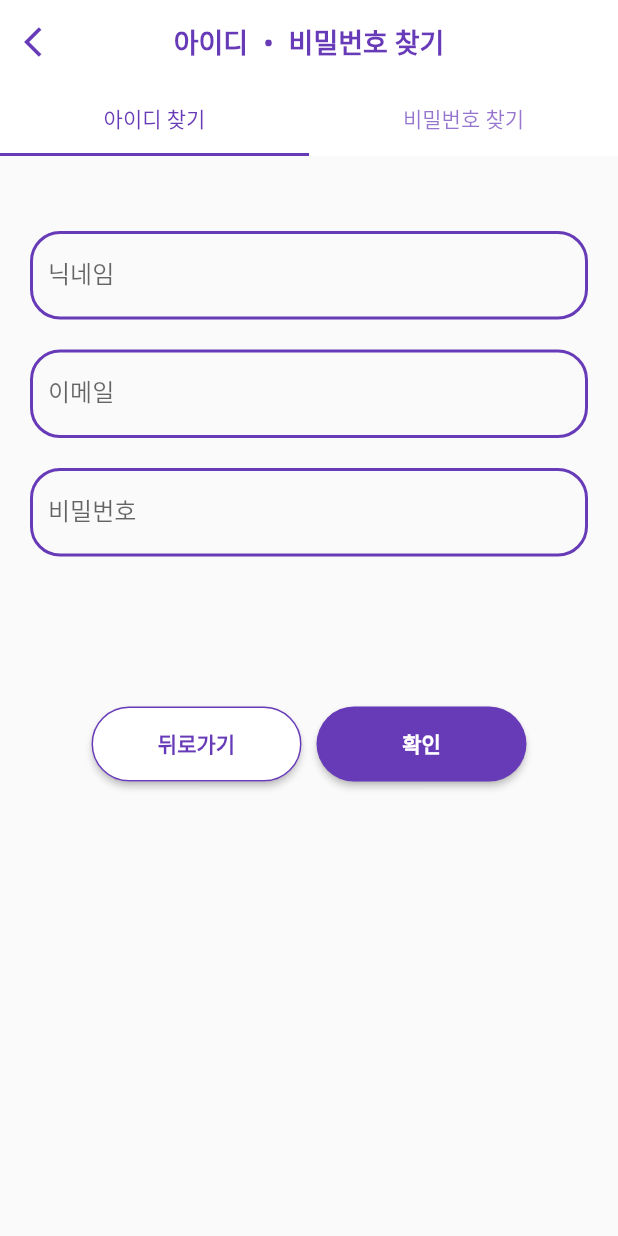
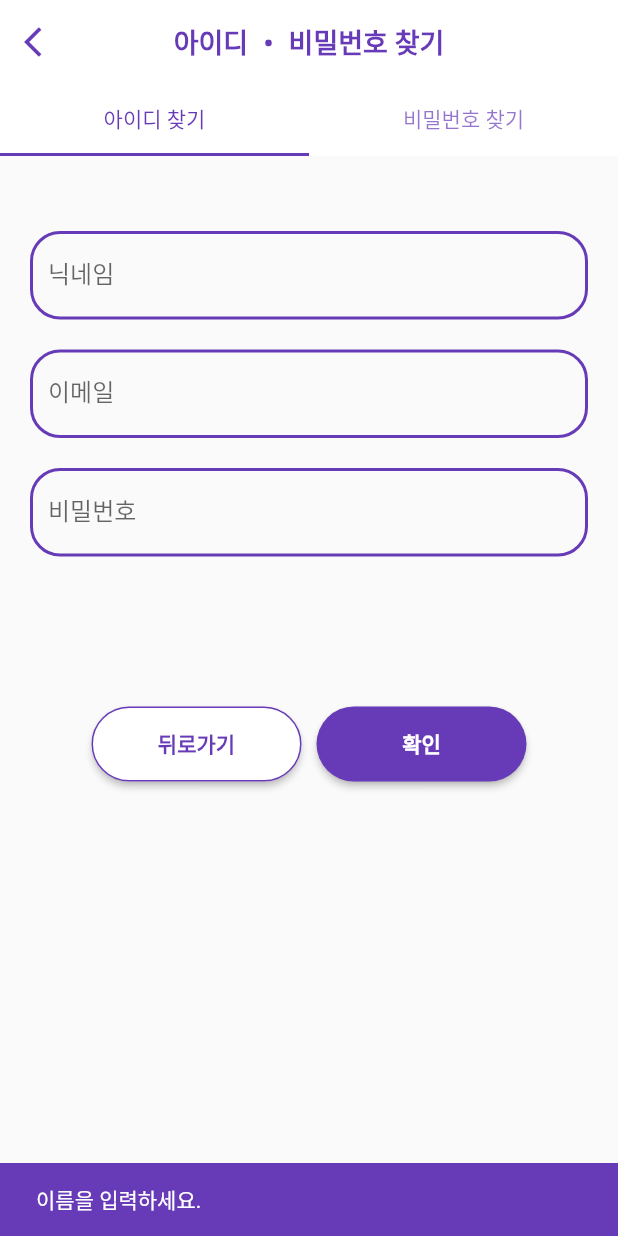
Before and after one commit to monargent0/TJFlutterTeam, a Flutter app: the screen it shows after launch, after a tap on "확인", on a phone screen of 412 x 824 dp. Run offline on Flutter 3.47's test engine with Material 2 defaults, Android fonts, the phone set to English and light mode, and no system bars; our stand-ins replace animated_splash_screen, lottie, video_player, video_player_web.

Commit message:
3차
고고

```diff
--- a/beepbeep_app/lib/login/searchIdPage.dart
+++ b/beepbeep_app/lib/login/searchIdPage.dart
@@ -1,6 +1,7 @@
 import 'dart:convert';
 import 'package:flutter/material.dart';
 import 'package:http/http.dart' as http;
+
 
 class SearchIdPage extends StatefulWidget {
   const SearchIdPage({Key? key}) : super(key: key);
@@ -14,7 +15,12 @@ class _SearchIdPageState extends State<SearchIdPage> {
   late TextEditingController _emailController;
   late TextEditingController _pwController;
 
-  late bool isSearchingId;
+  late String name;
+  late String email;
+  late String pw;
+  late String id;
+
+  late List data;
 
   @override
   void initState() {
@@ -22,7 +28,12 @@ class _SearchIdPageState extends State<SearchIdPage> {
     _emailController = TextEditingController();
     _pwController = TextEditingController();
 
-    isSearchingId = false;
+    name='';
+    email='';
+    pw='';
+    id='';
+
+    data = [];
     super.initState();
   }
 
@@ -164,7 +175,20 @@ class _SearchIdPageState extends State<SearchIdPage> {
                       ),
                     ),
                     onPressed: () {
-                      // searchOk();
+                      if(_nameController.text.trim().isEmpty){
+                        emptyName(context);
+                      }else if(_emailController.text.trim().isEmpty){
+                        emptyEmail(context);
+                      }else if(_pwController.text.trim().isEmpty){
+                        emptyPw(context);
+                      }else{
+                        setState(() {
+                          name = _nameController.text.trim();
+                          email = _emailController.text.trim();
+                          pw = _pwController.text.trim();
+                        });
+                        getJSONData().then((value)=>findIDcheck(context));
+                      }
                     },
                     child: const Text(
                       '확인',
@@ -182,17 +206,90 @@ class _SearchIdPageState extends State<SearchIdPage> {
     );
   }
 
+emptyName(BuildContext context){
+  ScaffoldMessenger.of(context).showSnackBar(
+    const SnackBar(
+      content: Text('이름을 입력하세요.'),
+    duration: Duration(seconds: 2),
+    backgroundColor: Colors.deepPurple,)
+  );
+}
+emptyEmail(BuildContext context){
+  ScaffoldMessenger.of(context).showSnackBar(
+    const SnackBar(
+      content: Text('이메일을 입력하세요.'),
+    duration: Duration(seconds: 2),
+    backgroundColor: Colors.deepPurple,)
+  );
+}
+
+emptyPw(BuildContext context){
+  ScaffoldMessenger.of(context).showSnackBar(
+    const SnackBar(
+      content: Text('비밀번호를 입력하세요.'),
+    duration: Duration(seconds: 2),
+    backgroundColor: Colors.deepPurple,)
+  );
+}
+
   // —Fuction
-  searchOk() async {
-    setState(() {
-      isSearchingId = true;
-    });
+  Future<bool> getJSONData() async {
 
     var url = Uri.parse(
         'http://192.168.5.83:8080/Flutter/beep_search.jsp?uname=${_nameController.text.trim()}&uemail=${_emailController.text.trim()}&upw=${_pwController.text.trim()}');
     var response = await http.get(url);
     var dataConvertedJSON = jsonDecode(utf8.decode(response.bodyBytes));
-    bool isSuccess = dataConvertedJSON['results'];
+    List result = dataConvertedJSON['results'];
+
     // print(isSuccess);
+
+    setState(() {
+      data = [];
+      data.addAll(result);
+    });
+    if(data.isEmpty){
+     return true;
+    }else{
+      id = data[0]['buid'];
+      return true;
+    }
   }
+
+    findIDcheck(BuildContext context){
+      showDialog(
+        context: context,
+        builder: (BuildContext ctx){
+          if(id.isEmpty){
+            return AlertDialog(
+              title: const Text('존재하지 않은 정보입니다.',
+              style: TextStyle(fontWeight: FontWeight.bold),
+              ),
+              content: const Text('입력된 정보를 확인해주세요.'),
+              actions: [
+                ElevatedButton(onPressed: (){
+                  Navigator.pop(context);
+                }, child: const Text('확인',
+                style: TextStyle(fontWeight: FontWeight.bold),)),
+              ],
+            );
+          }else {
+            return AlertDialog(
+              title: const Text('아이디 찾기 성공',
+              style: TextStyle(fontWeight: FontWeight.bold),),
+              content: Text('가입하신 아이디는 $id 입니다.',),
+              actions: [
+                ElevatedButton(onPressed: (){
+                  Navigator.pop(context);
+                },
+                child: const Text('닫기')),
+                ElevatedButton(onPressed: (){
+                  Navigator.pushNamed(context, '/login');
+                },
+                child: const Text('로그인 하기')),
+              ],
+            );
+          }
+        }
+        );
+    }
 }// END
--- a/beepbeep_app/lib/login/searchMain.dart
+++ b/beepbeep_app/lib/login/searchMain.dart
@@ -66,4 +66,4 @@ class _SearchMainPageState extends State<SearchMainPage>
           SearchPwPage(),
           ]),
       );
-}
+}// END
```
Also changed, not shown: beepbeep_app/pubspec.lock.
